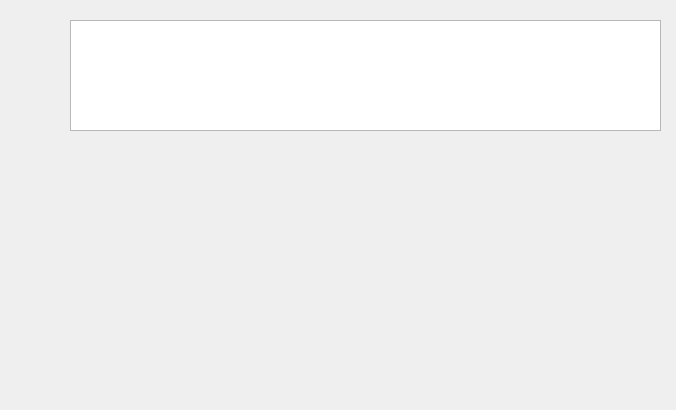
First picture: the form in src/mainwindow.ui, repository wisaly/taikosanro, before the edit.
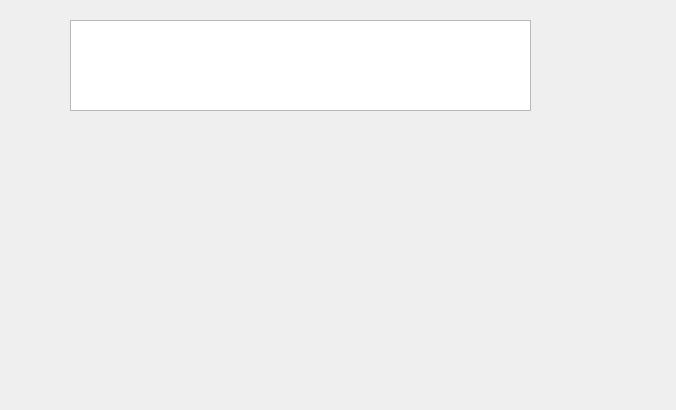
Second picture: the form after the edit.

```diff
--- a/src/mainwindow.ui
+++ b/src/mainwindow.ui
@@ -18,8 +18,8 @@
     <rect>
      <x>70</x>
      <y>20</y>
-     <width>591</width>
-     <height>111</height>
+     <width>461</width>
+     <height>91</height>
     </rect>
    </property>
   </widget>
```
